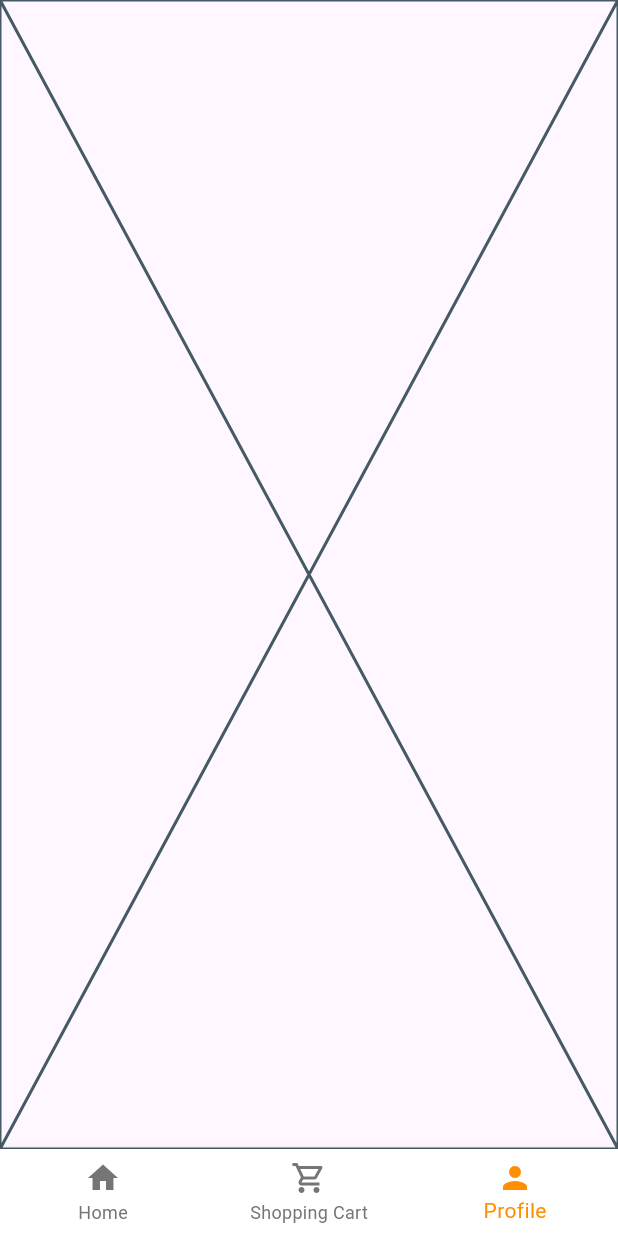
After one commit to TuPham95/Product_Order, a Flutter app: the MainScreen screen opened by its route, item 3 of the bottom bar chosen, on a phone screen of 412 x 824 dp. The commit adds this screen. Run offline on Flutter 3.47's test engine with Material 3 defaults, Android fonts, the phone set to English and light mode, and no system bars; our stand-ins replace shared_preferences; missing offline and left inert: shared_preferences_web; accounts and stored records are empty; network calls fail.

Commit message:
Update list cart, update navigationBar

```diff
--- /dev/null
+++ b/lib/models/auth_cart.dart
@@ -0,0 +1,64 @@
+import 'dart:convert';
+
+import 'package:flutter/cupertino.dart';
+import 'package:http/http.dart' as http;
+class AuthCart with ChangeNotifier{
+  List<Cart> _cart = [];
+  bool _isLoading = false;
+  String _errorMessage = '';
+
+  List<Cart> get cart => _cart;
+  bool get isLoading => _isLoading;
+  String get errorMessage => _errorMessage;
+  Future<void> fectchCarts() async{
+    _isLoading = true;
+    _errorMessage = '';
+    notifyListeners();
+    final String apiUrl = 'https://fakestoreapi.com/carts';
+    try{
+      final response = await http.get(Uri.parse(apiUrl));
+      if (response.statusCode == 200){
+        List<dynamic> data = json.decode(response.body);
+        _cart = data.map((json) => Cart.fromJson(json)).toList();
+      }else{
+        _errorMessage = 'Failed to load cart';
+      }
+    }catch(error){
+      _errorMessage = 'An error occurred';
+    } finally {
+      _isLoading = false;
+      notifyListeners();
+    }
+  }
+}
+
+class Cart {
+  final String id;
+  final String userId;
+  final String date;
+  final List<Product> products;
+
+  Cart({
+    required this.id,
+    required this.userId,
+    required this.date,
+    required this.products,
+});
+  factory Cart.fromJson(Map<String, dynamic> json){
+    var productsFromJson = json['products'] as List;
+    List<Product> products = productsFromJson.map((i) => Product.fromJson(i)).toList();
+    return Cart(id: json['id'].toString(), userId: json['userId'].toString(), date: json['date'], products: products,);
+  }
+}
+class Product{
+  final String productId;
+  final String quantity;
+
+  Product({
+    required this.productId,
+    required this.quantity
+});
+  factory Product.fromJson(Map<String , dynamic> json){
+    return Product(productId: json['productId'].toString(), quantity: json['quantity'].toString());
+  }
+}
--- a/lib/project/main.dart
+++ b/lib/project/main.dart
@@ -1,3 +1,4 @@
+import 'package:dequy/models/auth_cart.dart';
 import 'package:dequy/models/auth_service.dart';
 import 'package:dequy/models/order_provider.dart';
 import 'package:dequy/project/login_screen.dart';
@@ -9,6 +10,7 @@ import 'package:provider/provider.dart';
 
 import '../models/auth_product.dart';
 import '../models/cart_provider.dart';
+import 'navigationBar.dart';
 
 void main() async {
   WidgetsFlutterBinding
@@ -34,6 +36,7 @@ class MyApp extends StatelessWidget {
         ChangeNotifierProvider(create: (context) => ProductProvider()),
         ChangeNotifierProvider(create: (context) => CartProvider()),
         ChangeNotifierProvider(create: (context) => OrderProvider()),
+        ChangeNotifierProvider(create: (context) => AuthCart()),
       ],
       child: Consumer<AuthService>(
         builder: (context, auth, _) {
@@ -41,8 +44,9 @@ class MyApp extends StatelessWidget {
             debugShowCheckedModeBanner: false,
             title: 'Sale Application',
             theme: ThemeData(primarySwatch: Colors.blue),
-            home: auth.token == null ? LoginScreen() : ProductListScreen(),
+            home: auth.token == null ? LoginScreen() :MainScreen(),
             routes: {
+              '/navBar':(context) => MainScreen(),
               '/login': (context) => LoginScreen(),
               '/products': (context) => ProductListScreen(),
               '/pay': (context) => PayScreen(),
--- /dev/null
+++ b/lib/project/navigationBar.dart
@@ -0,0 +1,60 @@
+import 'package:dequy/project/product_list_screen.dart';
+import 'package:dequy/project/profile.dart';
+import 'package:flutter/cupertino.dart';
+import 'package:flutter/material.dart';
+
+import 'cart_list_screen.dart';
+import 'login_screen.dart';
+
+class MainScreen extends StatefulWidget {
+  @override
+  _MainScreenState createState() => _MainScreenState();
+}
+
+class _MainScreenState extends State<MainScreen> {
+  int _selectedIndex = 0;
+
+  final List<Widget> _screens = [
+    ProductListScreen(),
+    CartListScreen(),
+    Profile(),
+  ];
+
+  void _onItemTapped(int index) {
+    setState(() {
+      _selectedIndex = index;
+    });
+  }
+
+  @override
+  Widget build(BuildContext context) {
+    return Scaffold(
+      body: _screens[_selectedIndex],
+      bottomNavigationBar: BottomNavigationBar(
+        items: <BottomNavigationBarItem>[
+          BottomNavigationBarItem(
+            icon: Icon(Icons.home),
+            label: 'Home',
+          ),
+          BottomNavigationBarItem(
+            icon: Icon(Icons.shopping_cart_outlined),
+            label: 'Shopping Cart',
+          ),
+          BottomNavigationBarItem(
+            icon: Icon(Icons.person),
+            label: 'Profile',
+          ),
+        ],
+        currentIndex: _selectedIndex,
+        selectedItemColor: Colors.amber[800],
+        unselectedItemColor: Colors.grey[600],
+        backgroundColor: Colors.white,
+        showSelectedLabels: true,
+        showUnselectedLabels: true,
+        type: BottomNavigationBarType.fixed,
+        onTap: _onItemTapped,
+        elevation: 8.0, // Độ cao bóng đổ
+      ),
+    );
+  }
+}
--- /dev/null
+++ b/lib/project/profile.dart
@@ -0,0 +1,9 @@
+import 'package:flutter/cupertino.dart';
+
+class Profile extends StatelessWidget {
+
+  @override
+  Widget build(BuildContext context) {
+    return const Placeholder();
+  }
+}
```
Also changed, not shown: lib/project/cart_list_screen.dart (added, +75 -0 lines), lib/project/pay_screen.dart (+1 -9 lines).
